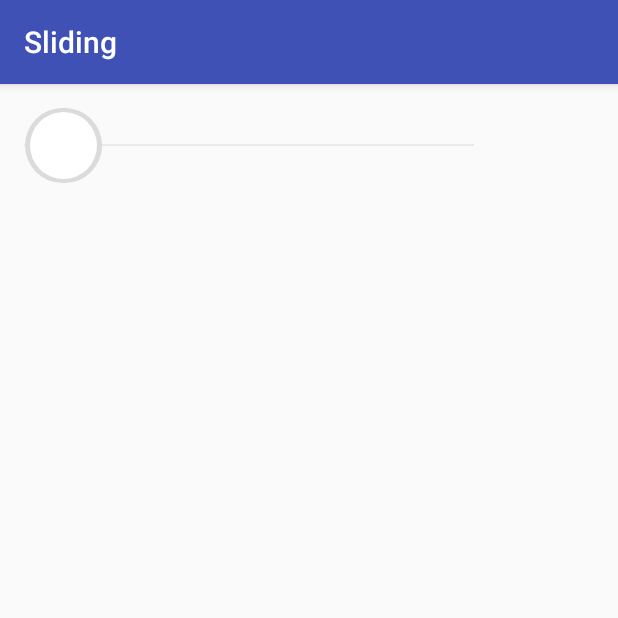
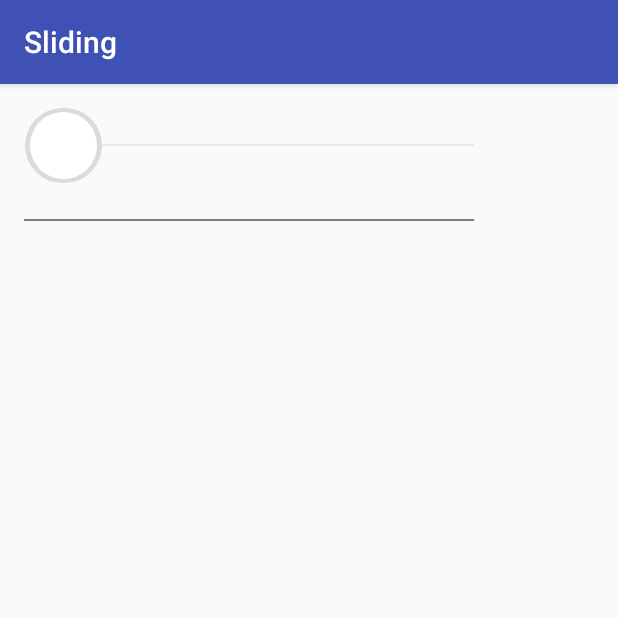
Before and after one commit to q97531x/slidingSwitch, an Android app: the screen it shows after launch (MainActivity), on a phone screen of 412 x 824 dp, the top half of it. Run offline under Robolectric (Android 15) with nearby library versions, the phone set to English and light mode, and no system bars.

Commit message:
做了一些初始化操作

```diff
--- a/app/src/main/res/layout/activity_main.xml
+++ b/app/src/main/res/layout/activity_main.xml
@@ -1,7 +1,8 @@
 <?xml version="1.0" encoding="utf-8"?>
-<RelativeLayout xmlns:android="http://schemas.android.com/apk/res/android"
+<LinearLayout xmlns:android="http://schemas.android.com/apk/res/android"
     xmlns:tools="http://schemas.android.com/tools"
     android:id="@+id/activity_main"
+    android:orientation="vertical"
     android:layout_width="match_parent"
     android:layout_height="match_parent"
     android:paddingBottom="@dimen/activity_vertical_margin"
@@ -14,4 +15,8 @@
         android:layout_width="300dp"
         android:layout_height="50dp"
         />
-</RelativeLayout>
+    <com.example.slidingswitch.SlidingButton
+        android:layout_width="300dp"
+        android:layout_height="50dp"
+        />
+</LinearLayout>
--- a/slidingswitch/src/main/java/com/example/slidingswitch/SlidingButton.java
+++ b/slidingswitch/src/main/java/com/example/slidingswitch/SlidingButton.java
@@ -1,5 +1,6 @@
 package com.example.slidingswitch;
 
+import android.animation.ValueAnimator;
 import android.content.Context;
 import android.graphics.Canvas;
 import android.graphics.Paint;
@@ -15,6 +16,11 @@ public class SlidingButton extends View {
 
     //创建画笔
     private Paint paint;
+    //长宽
+    private int width,height;
+    //属性动画
+    private ValueAnimator valueAnimator;
+
 
     public SlidingButton(Context context) {
         super(context);
@@ -22,6 +28,7 @@ public class SlidingButton extends View {
 
     public SlidingButton(Context context, @Nullable AttributeSet attrs) {
         super(context, attrs);
+        init();
     }
 
     public SlidingButton(Context context, @Nullable AttributeSet attrs, int defStyleAttr) {
@@ -30,16 +37,27 @@ public class SlidingButton extends View {
 
     private void init() {
         //初始化一些参数
+        paint = new Paint(Paint.ANTI_ALIAS_FLAG);   //画笔抗锯齿
+        paint.setStyle(Paint.Style.FILL);
+        paint.setStrokeCap(Paint.Cap.ROUND);
+
+        valueAnimator = new ValueAnimator();
 
     }
 
     @Override
     protected void onSizeChanged(int w, int h, int oldw, int oldh) {
         super.onSizeChanged(w, h, oldw, oldh);
+        width= w;
+        height = h;
     }
 
     @Override
     protected void onDraw(Canvas canvas) {
         super.onDraw(canvas);
+
+
+        canvas.drawLine(0,height/2,width,height/2,paint);
+
     }
 }
```
Also changed, not shown: 1 other file.
